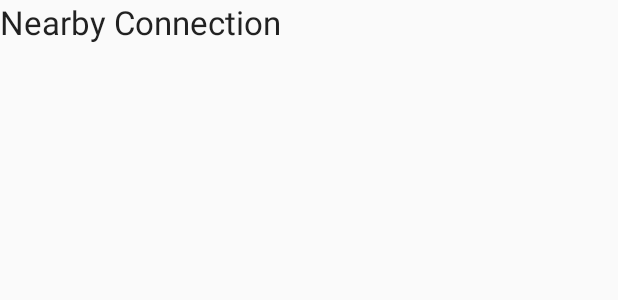
After one commit to amebarki/MeteoCaptor, an Android app: the layout fragment_nearby_connection.xml on its own in the app's theme, with its tools: preview values and no code run, on a phone screen of 412 x 824 dp. The commit adds this screen. Shown: the top 300 px of the screen. Run offline under Robolectric (Android 15) with nearby library versions, the phone set to English and light mode, and no system bars.

Commit message:
[FEAT] begin nearby connection

```diff
--- a/app/build.gradle
+++ b/app/build.gradle
@@ -23,6 +23,7 @@ dependencies {
     implementation 'com.android.support:appcompat-v7:27.1.1'
     implementation 'com.android.support:design:27.1.1'
     implementation 'com.android.support.constraint:constraint-layout:1.1.0'
+    implementation 'com.google.android.gms:play-services-nearby:11.6.2'
     testImplementation 'junit:junit:4.12'
     androidTestImplementation 'com.android.support.test:runner:1.0.2'
     androidTestImplementation 'com.android.support.test.espresso:espresso-core:3.0.2'
--- /dev/null
+++ b/app/src/main/res/layout/fragment_nearby_connection.xml
@@ -0,0 +1,17 @@
+<?xml version="1.0" encoding="utf-8"?>
+<android.support.constraint.ConstraintLayout
+    xmlns:android="http://schemas.android.com/apk/res/android" android:layout_width="match_parent"
+    android:layout_height="match_parent">
+
+
+    <TextView
+        android:layout_width="wrap_content"
+        android:layout_height="wrap_content"
+        android:textAppearance="?android:attr/textAppearanceLarge"
+        android:text="Nearby Connection"
+        android:id="@+id/textView"
+        android:layout_centerVertical="true"
+        android:layout_centerHorizontal="true" />
+
+
+</android.support.constraint.ConstraintLayout>
```
Also changed, not shown: app/src/main/AndroidManifest.xml (+12 -0 lines), app/src/main/java/com/iem/meteocaptor/ui/activity/MainActivity.java (+7 -3 lines), app/src/main/java/com/iem/meteocaptor/ui/fragment/NearbyConnectionFragment.java (added, +99 -0 lines).
